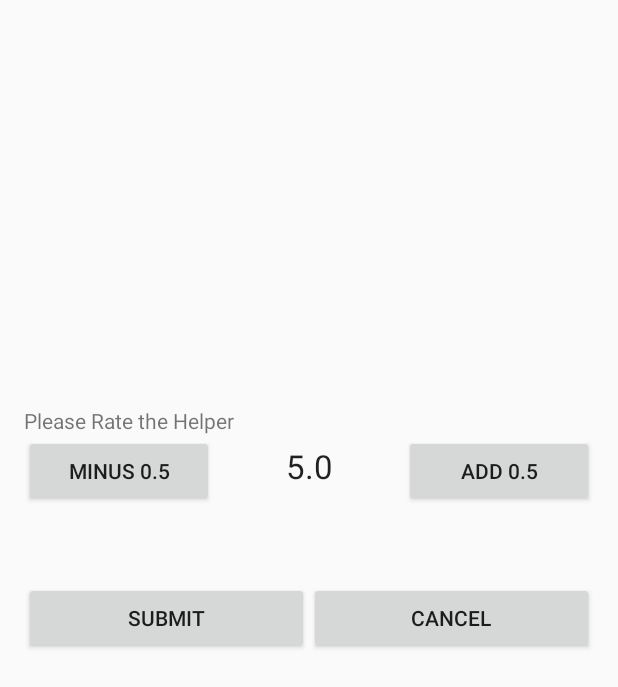
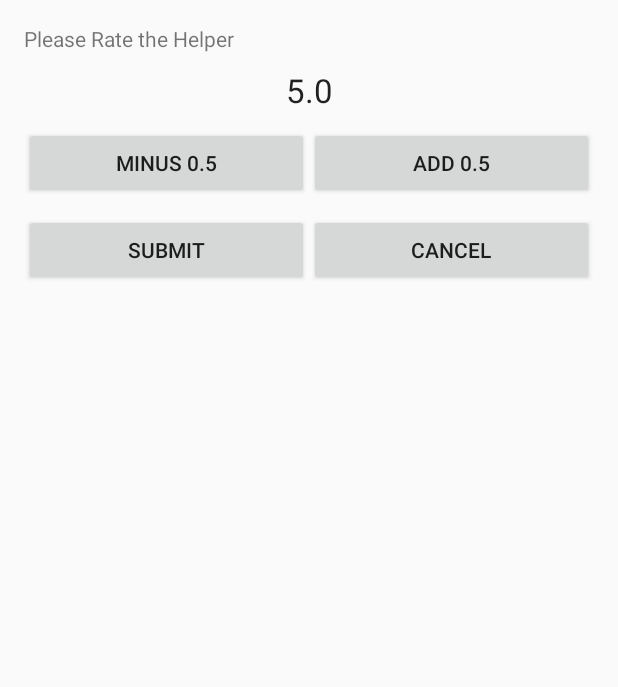
Before and after one commit to ZTGeng/NewGuideMe, an Android app: the BlindRateActivity screen opened directly, with no data from a screen before it, on a phone screen of 412 x 824 dp. Shown: the top 687 px of the screen. Run offline under Robolectric (Android 15) with nearby library versions, the phone set to English and light mode, and no system bars.

Commit message:
Refine blind rate layout

```diff
--- a/app/src/main/java/edu/sfsu/geng/newguideme/Config.java
+++ b/app/src/main/java/edu/sfsu/geng/newguideme/Config.java
@@ -9,8 +9,8 @@ public class Config {
 
     public static final String PREF_KEY = "new_guide_me_app";
 
-    public static final String SERVER_ADDRESS = "http://52.40.95.93:24677";
-//    public static final String SERVER_ADDRESS = "http://192.168.1.65:24677";
+//    public static final String SERVER_ADDRESS = "http://52.40.95.93:24677";
+    public static final String SERVER_ADDRESS = "http://10.0.0.105:24677";
 
     public static final String APIKEY = "45626032";
 
--- a/app/src/main/java/edu/sfsu/geng/newguideme/blind/BlindHomeActivity.java
+++ b/app/src/main/java/edu/sfsu/geng/newguideme/blind/BlindHomeActivity.java
@@ -183,7 +183,7 @@ public class BlindHomeActivity extends AppCompatActivity
         if (selectedFriends.isEmpty()) {
             callStrangers();
         } else {
-            String friendsStr = "";
+            String friendsStr = "";// TODO Use StringBuilder
             for (int i : selectedFriends) {
                 if (i < friendIds.length) {
                     friendsStr += ",";
--- a/app/src/main/res/layout/activity_blind_rate.xml
+++ b/app/src/main/res/layout/activity_blind_rate.xml
@@ -1,21 +1,73 @@
 <?xml version="1.0" encoding="utf-8"?>
-<android.support.design.widget.CoordinatorLayout
-    xmlns:android="http://schemas.android.com/apk/res/android"
+<android.support.v7.widget.LinearLayoutCompat xmlns:android="http://schemas.android.com/apk/res/android"
     xmlns:app="http://schemas.android.com/apk/res-auto"
     xmlns:tools="http://schemas.android.com/tools"
     android:layout_width="match_parent"
     android:layout_height="match_parent"
     android:fitsSystemWindows="true"
+    android:orientation="vertical"
+    android:paddingBottom="@dimen/activity_vertical_margin"
+    android:paddingLeft="@dimen/activity_horizontal_margin"
+    android:paddingRight="@dimen/activity_horizontal_margin"
+    android:paddingTop="@dimen/activity_vertical_margin"
+    app:layout_behavior="@string/appbar_scrolling_view_behavior"
     tools:context=".blind.BlindRateActivity">
 
-    <android.support.design.widget.AppBarLayout
+    <TextView
+        android:layout_width="match_parent"
         android:layout_height="wrap_content"
+        android:layout_above="@+id/vi_rate_panel"
+        android:text="@string/vi_rate_hint" />
+
+    <TextView
+        android:id="@+id/vi_rate_number"
         android:layout_width="match_parent"
-        android:theme="@style/AppTheme.NoActionBar.AppBarOverlay">
+        android:layout_height="wrap_content"
+        android:layout_marginTop="@dimen/space_1x"
+        android:textAppearance="?android:attr/textAppearanceLarge"
+        android:text="5.0"
+        android:gravity="center" />
 
-    </android.support.design.widget.AppBarLayout>
+    <android.support.v7.widget.LinearLayoutCompat
+        android:layout_width="match_parent"
+        android:layout_height="wrap_content"
+        android:layout_marginTop="@dimen/space_1x" >
 
-    <include layout="@layout/content_blind_rate"/>
+        <android.support.v7.widget.AppCompatButton
+            android:id="@+id/vi_rate_decrease_btn"
+            android:layout_width="0dp"
+            android:layout_height="wrap_content"
+            android:layout_weight="1"
+            android:text="@string/vi_rate_minus"/>
 
+        <android.support.v7.widget.AppCompatButton
+            android:id="@+id/vi_rate_increase_btn"
+            android:layout_width="0dp"
+            android:layout_height="wrap_content"
+            android:layout_weight="1"
+            android:text="@string/vi_rate_plus"/>
 
-</android.support.design.widget.CoordinatorLayout>
+    </android.support.v7.widget.LinearLayoutCompat>
+
+    <android.support.v7.widget.LinearLayoutCompat
+        android:layout_width="match_parent"
+        android:layout_height="wrap_content"
+        android:layout_marginTop="@dimen/space_1x">
+
+        <android.support.v7.widget.AppCompatButton
+            android:id="@+id/vi_rate_btn"
+            android:layout_width="0dp"
+            android:layout_height="wrap_content"
+            android:layout_weight="1"
+            android:text="@string/vi_rate_submit_button"/>
+
+        <android.support.v7.widget.AppCompatButton
+            android:id="@+id/vi_rate_cancel_btn"
+            android:layout_width="0dp"
+            android:layout_height="wrap_content"
+            android:layout_weight="1"
+            android:text="@string/vi_rate_cancel_button"/>
+
+    </android.support.v7.widget.LinearLayoutCompat>
+
+</android.support.v7.widget.LinearLayoutCompat>
--- a/app/src/main/res/layout/content_blind_rate.xml
+++ /dev/null
@@ -1,80 +0,0 @@
-<?xml version="1.0" encoding="utf-8"?>
-<RelativeLayout
-    xmlns:android="http://schemas.android.com/apk/res/android"
-    xmlns:tools="http://schemas.android.com/tools"
-    xmlns:app="http://schemas.android.com/apk/res-auto"
-    android:layout_width="match_parent"
-    android:layout_height="match_parent"
-    android:paddingLeft="@dimen/activity_horizontal_margin"
-    android:paddingRight="@dimen/activity_horizontal_margin"
-    android:paddingTop="@dimen/activity_vertical_margin"
-    android:paddingBottom="@dimen/activity_vertical_margin"
-    app:layout_behavior="@string/appbar_scrolling_view_behavior"
-    tools:showIn="@layout/activity_blind_rate"
-    tools:context=".blind.BlindRateActivity">
-
-    <TextView
-        android:layout_width="wrap_content"
-        android:layout_height="wrap_content"
-        android:text="@string/vi_rate_hint"
-        android:id="@+id/vi_rate_textView"
-        android:layout_above="@+id/vi_rate_panel"
-        android:layout_alignLeft="@+id/vi_rate_panel" />
-
-    <android.support.v7.widget.LinearLayoutCompat
-        android:layout_width="match_parent"
-        android:layout_height="wrap_content"
-        android:id="@+id/vi_rate_panel"
-        android:layout_above="@+id/vi_rate_btns"
-        android:layout_centerHorizontal="true"
-        android:layout_marginBottom="50dp" >
-
-        <android.support.v7.widget.AppCompatButton
-            android:layout_width="0dp"
-            android:layout_height="wrap_content"
-            android:layout_weight="1"
-            android:id="@+id/vi_rate_decrease_btn"
-            android:text="@string/vi_rate_minus"
-            android:layout_alignBaseline="@+id/vi_rate_number"
-            android:layout_toLeftOf="@+id/vi_rate_number" />
-        <TextView
-            android:layout_width="0dp"
-            android:layout_height="wrap_content"
-            android:layout_weight="1"
-            android:textAppearance="?android:attr/textAppearanceLarge"
-            android:text="5.0"
-            android:id="@+id/vi_rate_number"
-            android:gravity="center" />
-        <android.support.v7.widget.AppCompatButton
-            android:layout_width="0dp"
-            android:layout_height="wrap_content"
-            android:layout_weight="1"
-            android:id="@+id/vi_rate_increase_btn"
-            android:text="@string/vi_rate_plus"
-            android:layout_alignBaseline="@+id/vi_rate_number"
-            android:layout_toRightOf="@+id/vi_rate_number" />
-    </android.support.v7.widget.LinearLayoutCompat>
-
-    <android.support.v7.widget.LinearLayoutCompat
-        android:layout_width="match_parent"
-        android:layout_height="wrap_content"
-        android:id="@+id/vi_rate_btns"
-        android:layout_centerHorizontal="true"
-        android:layout_centerVertical="true" >
-
-        <android.support.v7.widget.AppCompatButton
-            android:layout_width="0dp"
-            android:layout_height="wrap_content"
-            android:layout_weight="1"
-            android:text="@string/vi_rate_submit_button"
-            android:id="@+id/vi_rate_btn" />
-
-        <android.support.v7.widget.AppCompatButton
-            android:layout_width="0dp"
-            android:layout_height="wrap_content"
-            android:layout_weight="1"
-            android:text="@string/vi_rate_cancel_button"
-            android:id="@+id/vi_rate_cancel_btn" />
-    </android.support.v7.widget.LinearLayoutCompat>
-
-</RelativeLayout>
```
